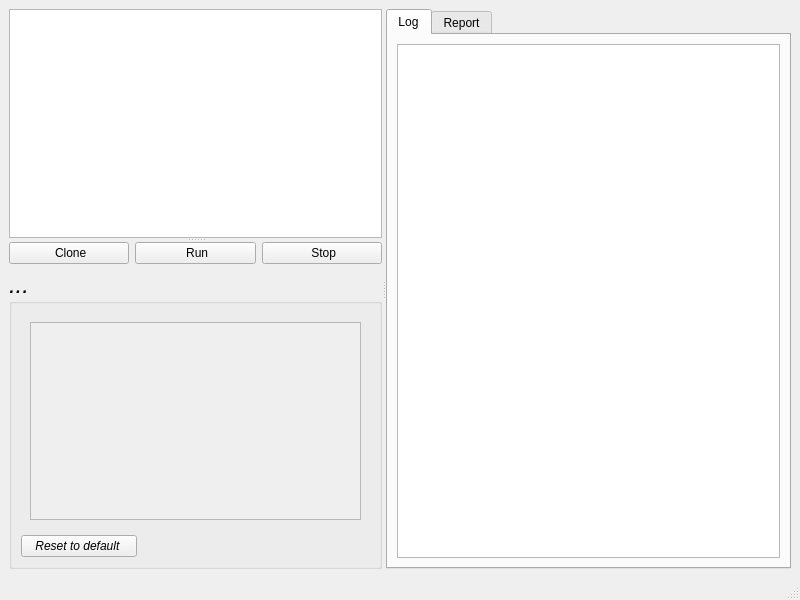
The window that src/client/client.ui (ccp4/DUI2) describes before a commit, drawn with Qt 5.
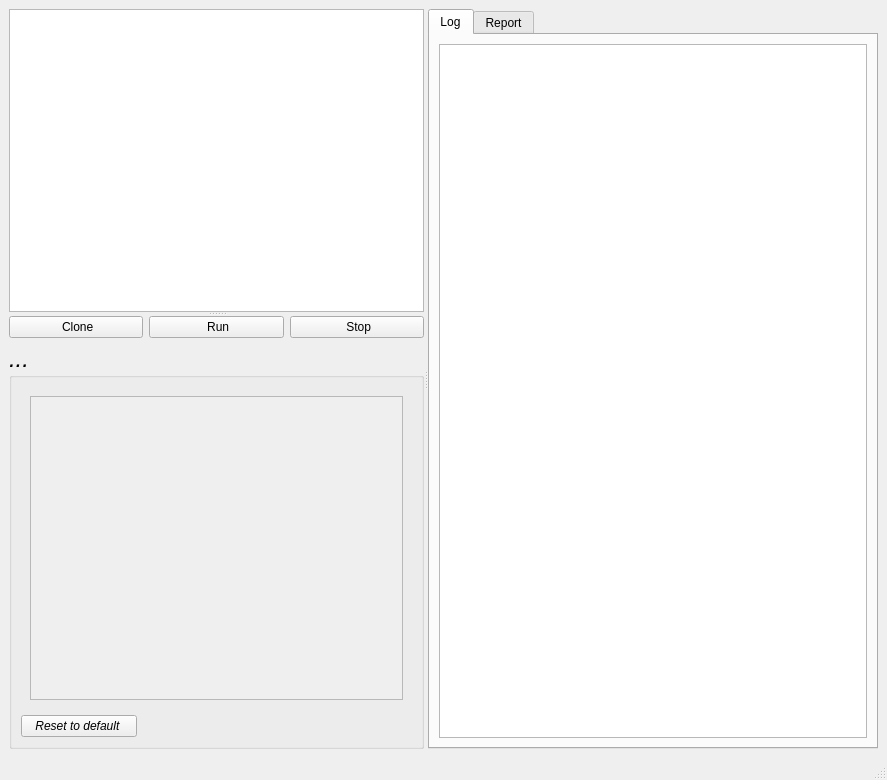
The same window after the commit. Icons and pictures are not drawn.

Commit message: connecting more icons

What changed in the file:
```diff
--- a/src/client/client.ui
+++ b/src/client/client.ui
@@ -6,8 +6,8 @@
    <rect>
     <x>0</x>
     <y>0</y>
-    <width>800</width>
-    <height>600</height>
+    <width>887</width>
+    <height>780</height>
    </rect>
   </property>
   <property name="windowTitle">
@@ -119,8 +119,8 @@
                       <rect>
                        <x>0</x>
                        <y>0</y>
-                       <width>337</width>
-                       <height>166</height>
+                       <width>381</width>
+                       <height>278</height>
                       </rect>
                      </property>
                     </widget>
```
Left out of the diff: 2 changed lines with no effect on the pictures. The commit also changes 2 other files.
